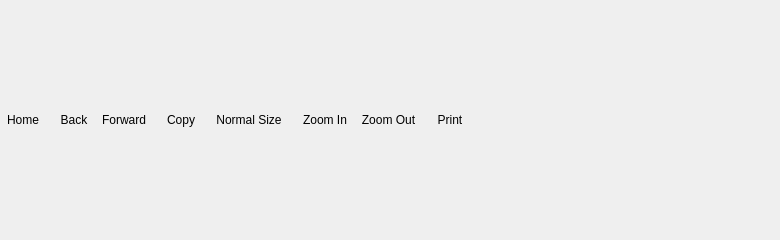
opencor/opencor, file src/ui/helpwindow.ui: the form before one commit.
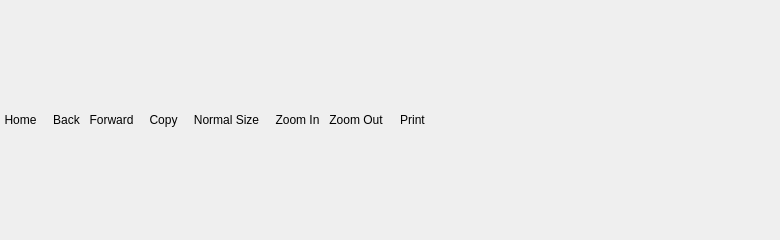
The form after the commit. Icons and pictures are not drawn.

Commit message: Added some style sheet code for the help buttons (since it really looks ugly on Mac OS X). Note that, when pressed, the image on the button shouldn't move 'down-right' (unlike on Windows and Linux), which seems to be the expected behaviour on that platform.

Patch:
```diff
--- a/src/ui/helpwindow.ui
+++ b/src/ui/helpwindow.ui
@@ -14,6 +14,20 @@
    <iconset resource="../../res/OpenCOR.qrc">
     <normaloff>:/help.png</normaloff>:/help.png</iconset>
   </property>
+  <property name="styleSheet">
+   <string notr="true">QToolButton {
+	Border-Style: None;
+}
+
+QToolButton:Hover {
+    Border: 1px Solid #8F8F91;
+    Border-Radius: 3px;
+}
+ 
+QToolButton:Pressed {
+    Background-Color: qLinearGradient(x1: 0, y1: 0, x2: 0, y2: 1, stop: 0 #DADBDE, stop: 1 #F6F7FA);
+}</string>
+  </property>
   <property name="windowTitle">
    <string>OpenCOR Help</string>
   </property>
```
